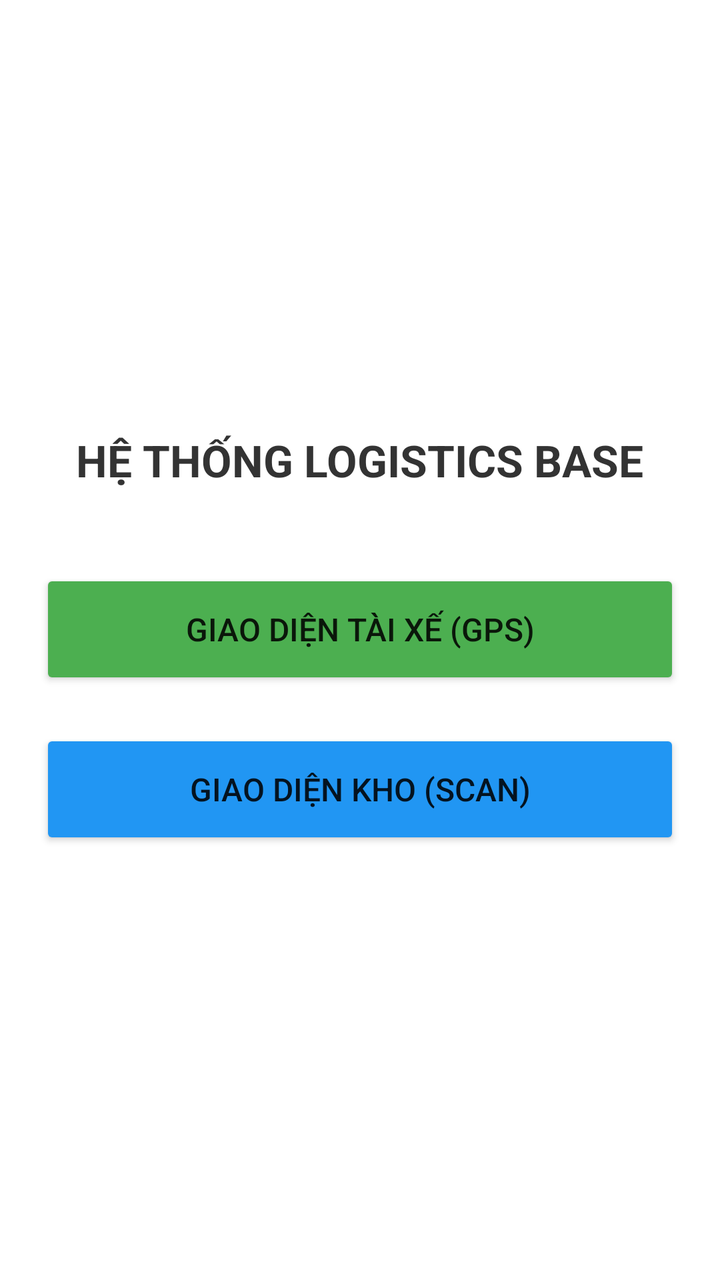
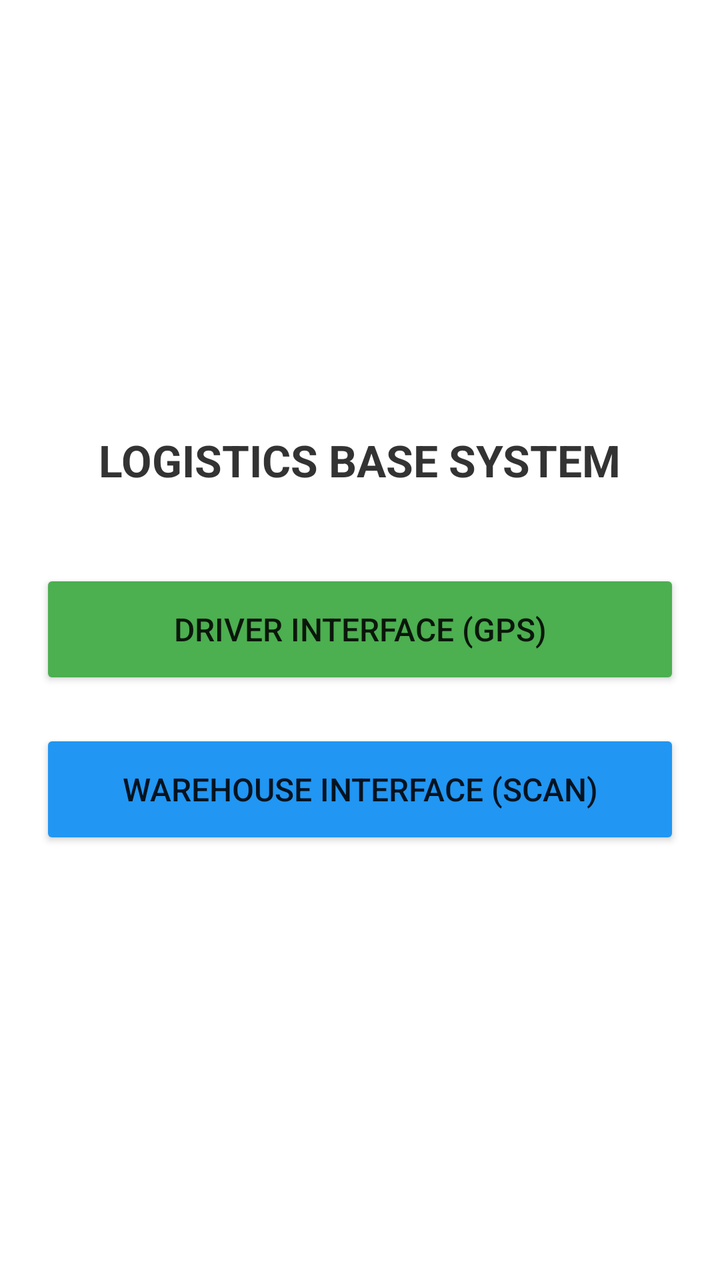

Compare the two renders of this Android layout. The source of the first and the diff that turns it into the second are given below.
<!-- AndroidManifest.xml: application theme Theme.AppCompat.Light.NoActionBar -->
<!-- res/layout/activity_main.xml -->
<?xml version="1.0" encoding="utf-8"?>
<LinearLayout xmlns:android="http://schemas.android.com/apk/res/android"
    android:layout_width="match_parent"
    android:layout_height="match_parent"
    android:orientation="vertical"
    android:gravity="center"
    android:padding="20dp"
    android:background="#FFFFFF">

    <TextView
        android:layout_width="wrap_content"
        android:layout_height="wrap_content"
        android:text="HỆ THỐNG LOGISTICS BASE"
        android:textSize="22sp"
        android:textStyle="bold"
        android:textColor="#333333"
        android:layout_marginBottom="40dp"/>

    <Button
        android:id="@+id/btnGoToDriver"
        android:layout_width="match_parent"
        android:layout_height="60dp"
        android:text="GIAO DIỆN TÀI XẾ (GPS)"
        android:backgroundTint="#4CAF50"
        android:textSize="16sp"
        android:layout_marginBottom="20dp"/>

    <Button
        android:id="@+id/btnGoToWarehouse"
        android:layout_width="match_parent"
        android:layout_height="60dp"
        android:text="GIAO DIỆN KHO (SCAN)"
        android:backgroundTint="#2196F3"
        android:textSize="16sp"/>

</LinearLayout>
<!-- resources referenced by this layout -->
<resources>

</resources>

<!-- the commit's change to res/layout/activity_main.xml (unified diff, before → after) -->
@@ -10,7 +10,7 @@
     <TextView
         android:layout_width="wrap_content"
         android:layout_height="wrap_content"
-        android:text="HỆ THỐNG LOGISTICS BASE"
+        android:text="LOGISTICS BASE SYSTEM"
         android:textSize="22sp"
         android:textStyle="bold"
         android:textColor="#333333"
@@ -20,7 +20,7 @@
         android:id="@+id/btnGoToDriver"
         android:layout_width="match_parent"
         android:layout_height="60dp"
-        android:text="GIAO DIỆN TÀI XẾ (GPS)"
+        android:text="DRIVER INTERFACE (GPS)"
         android:backgroundTint="#4CAF50"
         android:textSize="16sp"
         android:layout_marginBottom="20dp"/>
@@ -29,7 +29,7 @@
         android:id="@+id/btnGoToWarehouse"
         android:layout_width="match_parent"
         android:layout_height="60dp"
-        android:text="GIAO DIỆN KHO (SCAN)"
+        android:text="WAREHOUSE INTERFACE (SCAN)"
         android:backgroundTint="#2196F3"
         android:textSize="16sp"/>
 
